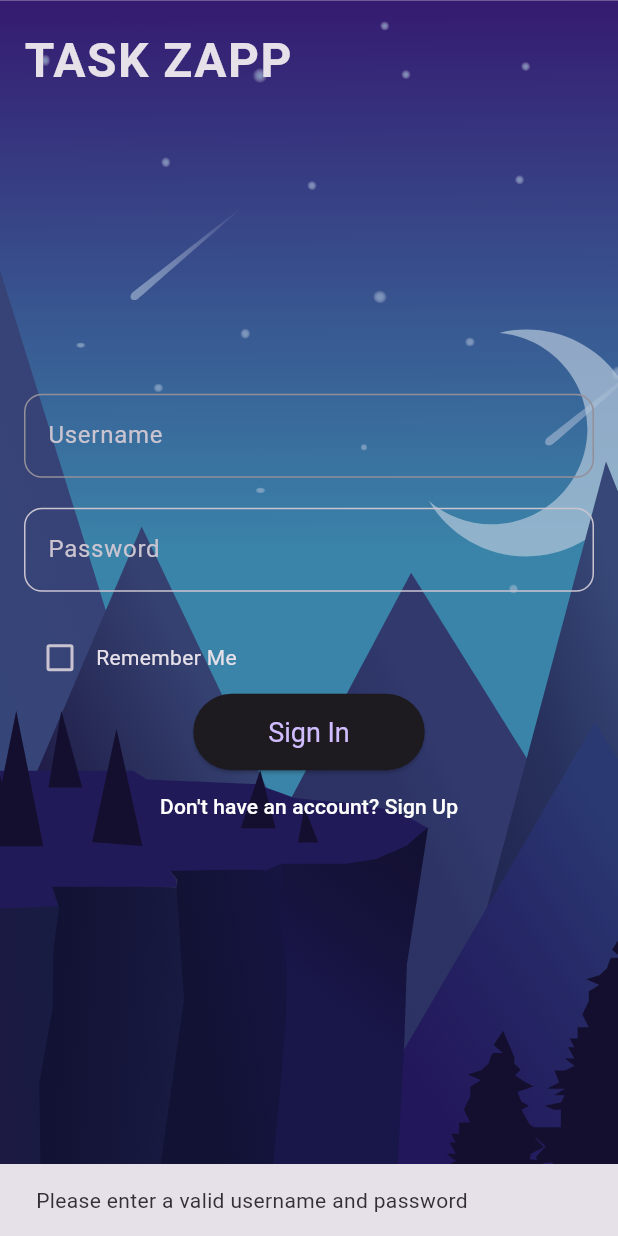
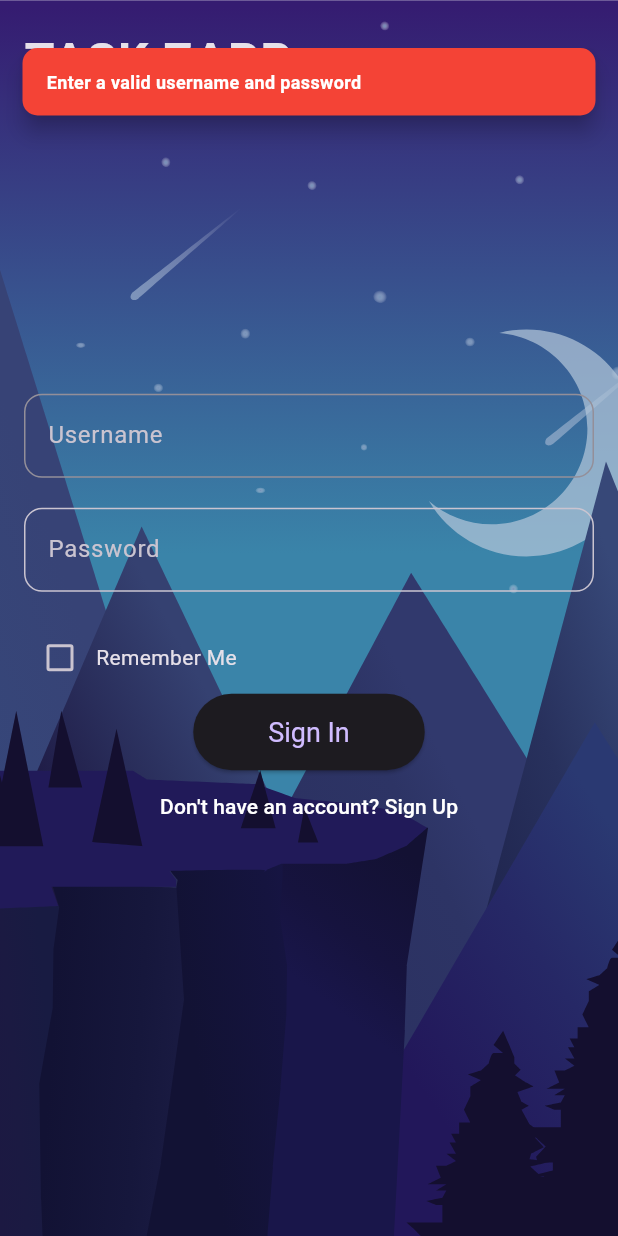
Before and after one commit to zephyR00S/taskzapp, a Flutter app: the screen it shows after launch, after a tap on "Sign In", on a phone screen of 412 x 824 dp. Run offline on Flutter 3.47's test engine with Material 3 defaults, Android fonts, the phone set to English and light mode, and no system bars; our stand-ins replace animated_splash_screen, animated_text_kit, flutter_slidable, google_fonts, lottie, shared_preferences and 1 more; missing offline and left inert: mongo_dart.

Commit message:
fixed issues

```diff
--- a/lib/util/login_screen.dart
+++ b/lib/util/login_screen.dart
@@ -15,6 +15,8 @@ class SignInScreen extends StatefulWidget {
 class _SignInScreenState extends State<SignInScreen> {
   final TextEditingController _usernameController = TextEditingController();
   final TextEditingController _passwordController = TextEditingController();
+  bool _rememberMe = false;
+  bool _isLoading = false;
 
   @override
   void initState() {
@@ -37,6 +39,10 @@ class _SignInScreenState extends State<SignInScreen> {
   }
 
   void _signIn() async {
+    setState(() {
+      _isLoading = true;
+    });
+
     String username = _usernameController.text.trim();
     String password = _passwordController.text.trim();
 
@@ -57,16 +63,42 @@ class _SignInScreenState extends State<SignInScreen> {
           ));
         }
       } else {
-        ScaffoldMessenger.of(context).showSnackBar(
-          const SnackBar(content: Text('Invalid username or password')),
-        );
+        _showSnackBar('Invalid username or password', Colors.red);
       }
     } else {
+      _showSnackBar('Enter a valid username and password', Colors.red);
+    }
+
+    if (mounted) {
+      setState(() {
+        _isLoading = false;
+      });
+    }
+  }
+
+  void _showSnackBar(String message, Color backgroundColor) {
     ScaffoldMessenger.of(context).showSnackBar(
-        const SnackBar(
-            content: Text('Please enter a valid username and password')),
+      SnackBar(
+        content: Text(
+          message,
+          style: const TextStyle(
+            color: Colors.white,
+            fontWeight: FontWeight.bold,
+            fontSize: 12,
+          ),
+        ),
+        duration: const Duration(seconds: 1),
+        backgroundColor: backgroundColor,
+        behavior: SnackBarBehavior.floating,
+        shape: RoundedRectangleBorder(
+          borderRadius: BorderRadius.circular(10),
+        ),
+        margin: EdgeInsets.only(
+            bottom: MediaQuery.of(context).size.height - 77,
+            right: 15,
+            left: 15),
+      ),
     );
-    }
   }
 
   Future<void> _clearCredentials() async {
@@ -74,8 +106,6 @@ class _SignInScreenState extends State<SignInScreen> {
     await prefs.remove('username');
     await prefs.remove('password');
   }
-
-  bool _rememberMe = false;
 
   @override
   Widget build(BuildContext context) {
@@ -101,7 +131,6 @@ class _SignInScreenState extends State<SignInScreen> {
       ),
       body: Stack(
         children: [
-          // Lottie animation as background
           Positioned.fill(
             child: Lottie.asset(
               'assets/Lottie/Animation - 1719471964148.json',
@@ -109,7 +138,6 @@ class _SignInScreenState extends State<SignInScreen> {
               frameRate: const FrameRate(60.0),
             ),
           ),
-          // Login form
           Padding(
             padding: const EdgeInsets.all(16.0),
             child: Column(
@@ -175,6 +203,13 @@ class _SignInScreenState extends State<SignInScreen> {
               ],
             ),
           ),
+          if (_isLoading)
+            Container(
+              color: Colors.black54,
+              child: const Center(
+                child: CircularProgressIndicator(),
+              ),
+            ),
         ],
       ),
     );
@@ -191,8 +226,13 @@ class SignUpScreen extends StatefulWidget {
 class _SignUpScreenState extends State<SignUpScreen> {
   final TextEditingController _usernameController = TextEditingController();
   final TextEditingController _passwordController = TextEditingController();
+  bool _isLoading = false;
 
   void _signUp() async {
+    setState(() {
+      _isLoading = true;
+    });
+
     String username = _usernameController.text.trim();
     String password = _passwordController.text.trim();
 
@@ -219,6 +259,12 @@ class _SignUpScreenState extends State<SignUpScreen> {
             content: Text('Please enter a valid username and password')),
       );
     }
+
+    if (mounted) {
+      setState(() {
+        _isLoading = false;
+      });
+    }
   }
 
   @override
@@ -243,13 +289,15 @@ class _SignUpScreenState extends State<SignUpScreen> {
           ],
         ),
       ),
-        body: Stack(children: [
-          // Lottie animation as background
+      body: Stack(
+        children: [
           Positioned.fill(
-            child: Lottie.asset('assets/Lottie/Animation - 1719471964148.json',
-                fit: BoxFit.cover, frameRate: const FrameRate(60.0)),
+            child: Lottie.asset(
+              'assets/Lottie/Animation - 1719471964148.json',
+              fit: BoxFit.cover,
+              frameRate: const FrameRate(60.0),
             ),
-
+          ),
           Padding(
             padding: const EdgeInsets.all(16.0),
             child: Column(
@@ -285,6 +333,15 @@ class _SignUpScreenState extends State<SignUpScreen> {
               ],
             ),
           ),
-        ]));
+          if (_isLoading)
+            Container(
+              color: Colors.black54,
+              child: const Center(
+                child: CircularProgressIndicator(),
+              ),
+            ),
+        ],
+      ),
+    );
   }
 }
```
Lines whose indentation alone changed are shown as unchanged.
